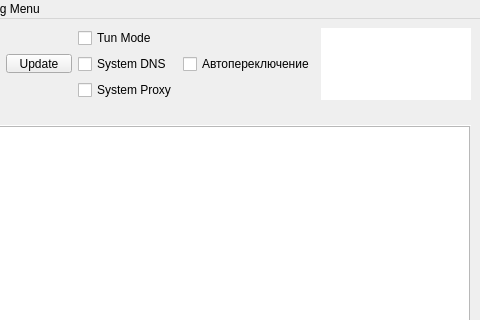
The window that include/ui/mainwindow.ui (gravitolet/amnethron) describes before a commit, drawn with Qt 5; both pictures show x 320 to 800 and y 0 to 320 of the 800 by 600 pixel window.
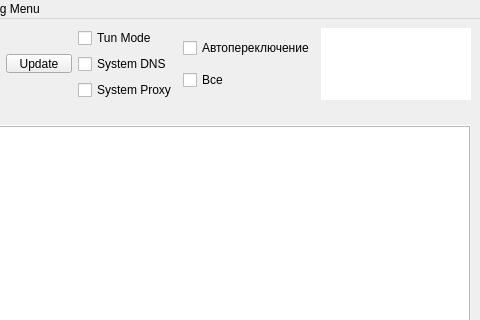
The same window after the commit. Icons and pictures are not drawn. Custom widgets are drawn as their Qt base class.

The edit to the form file:
```diff
--- a/include/ui/mainwindow.ui
+++ b/include/ui/mainwindow.ui
@@ -260,6 +260,11 @@
        </layout>
       </item>
       <item>
+       <layout class="QVBoxLayout" name="verticalLayout_auto_switch">
+        <property name="spacing">
+         <number>2</number>
+        </property>
+        <item>
        <widget class="QCheckBox" name="checkBox_AutoSwitch">
         <property name="toolTip">
          <string>Автоматически переключаться на следующий сервер в группе, если текущий недоступен</string>
@@ -268,6 +273,21 @@
          <string>Автопереключение</string>
         </property>
        </widget>
+        </item>
+        <item>
+         <widget class="QCheckBox" name="checkBox_AutoSwitchAll">
+          <property name="toolTip">
+           <string>Выбрать или снять выбор со всех серверов текущей группы для автопереключения</string>
+          </property>
+          <property name="text">
+           <string>Все</string>
+          </property>
+          <property name="tristate">
+           <bool>true</bool>
+          </property>
+         </widget>
+        </item>
+       </layout>
       </item>
       <item>
        <widget class="QTextBrowser" name="data_view">
```
Left out of the diff: 2 changed lines with no effect on the pictures. Lines whose indentation alone changed are shown as unchanged.
